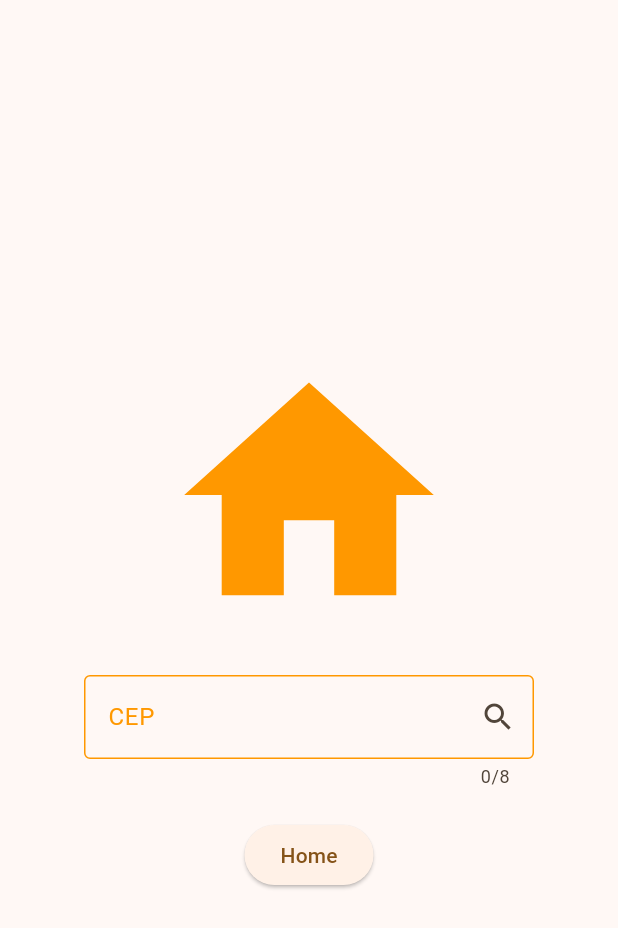
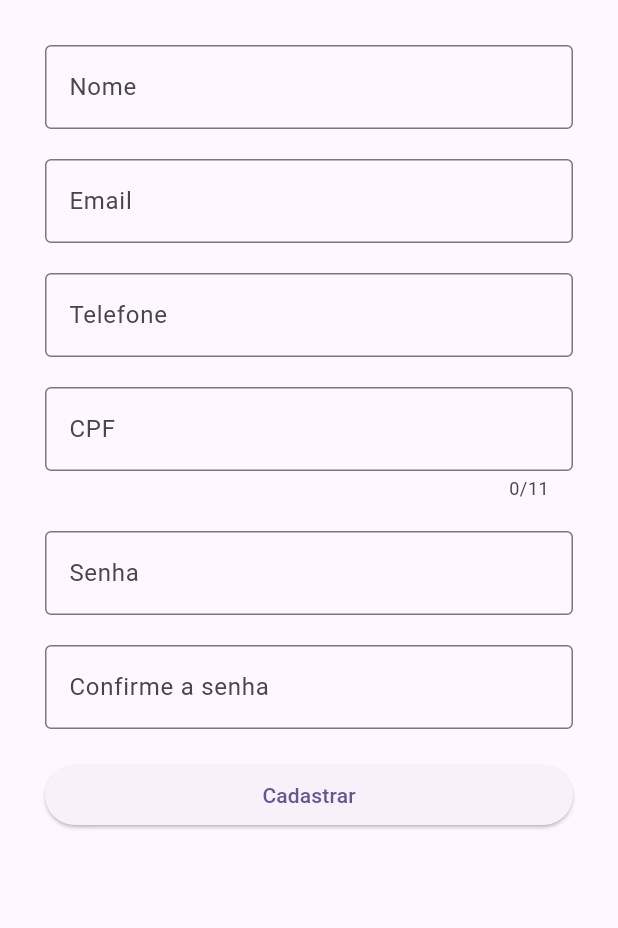
Before and after one commit to douglasrbalbino/flutter_viacep, a Flutter app: the screen it shows after launch, on a phone screen of 412 x 824 dp. Shown: the top 928 px of the screen. Run offline on Flutter 3.47's test engine with Material 3 defaults, Android fonts, the phone set to English and light mode, and no system bars; our stand-ins replace cloud_firestore, shared_preferences; accounts and stored records are empty.

Commit message:
adicao do form deusuario

```diff
--- /dev/null
+++ b/lib/Pages/form_cadastro_usuario_page.dart
@@ -0,0 +1,146 @@
+import 'package:flutter/material.dart';
+
+class FormCadastroUsuarioPage extends StatefulWidget {
+  const FormCadastroUsuarioPage({super.key});
+
+  @override
+  State<FormCadastroUsuarioPage> createState() =>
+      _FormCadastroUsuarioPageState();
+}
+
+class _FormCadastroUsuarioPageState extends State<FormCadastroUsuarioPage> {
+  TextEditingController nomeController = TextEditingController();
+  TextEditingController emailController = TextEditingController();
+  TextEditingController telefoneController = TextEditingController();
+  TextEditingController cpfController = TextEditingController();
+  TextEditingController senhaController = TextEditingController();
+  TextEditingController confirmacaoController = TextEditingController();
+
+  GlobalKey<FormState> formKey = GlobalKey<FormState>();
+
+  @override
+  Widget build(BuildContext context) {
+    return SafeArea(
+      child: Scaffold(
+        body: Padding(
+          padding: const EdgeInsets.symmetric(horizontal: 30, vertical: 30),
+          child: Column(
+            children: [
+              Form(
+                key: formKey,
+                child: Column(
+                  crossAxisAlignment: CrossAxisAlignment.stretch,
+                  spacing: 20,
+                  children: [
+                    TextFormField(
+                      validator: (value) {
+                        if (value!.isEmpty) {
+                          return "Insira seu nome";
+                        }
+                        return null;
+                      },
+                      controller: nomeController,
+                      decoration: InputDecoration(
+                        labelText: "Nome",
+                        border: OutlineInputBorder(),
+                      ),
+                    ),
+
+                    TextFormField(
+                      validator: (value) {
+                        if (value!.isEmpty) {
+                          return "O campo email é obrigatório";
+                        }
+
+                        if (!value.contains("@")) {
+                          return "Email invalido";
+                        }
+                        return null;
+                      },
+                      controller: emailController,
+                      decoration: InputDecoration(
+                        labelText: "Email",
+                        border: OutlineInputBorder(),
+                      ),
+                    ),
+
+                    TextFormField(
+                      validator: (value) {
+                        if (value!.isEmpty) {
+                          return "O campo telefone é obrigatório";
+                        }
+                        return null;
+                      },
+                      controller: telefoneController,
+                      decoration: InputDecoration(
+                        labelText: "Telefone",
+                        border: OutlineInputBorder(),
+                      ),
+                    ),
+
+                    TextFormField(
+                      maxLength: 11,
+                      validator: (value) {
+                        if (value!.isEmpty) {
+                          return "O campo cpf é obrigatório";
+                        }
+                        return null;
+                      },
+                      controller: cpfController,
+                      decoration: InputDecoration(
+                        labelText: "CPF",
+                        border: OutlineInputBorder(),
+                      ),
+                    ),
+
+                    TextFormField(
+                      validator: (value) {
+                        if (value!.isEmpty) {
+                          return "O campo senha é obrigatório";
+                        }
+                        return null;
+                      },
+                      controller: senhaController,
+                      decoration: InputDecoration(
+                        labelText: "Senha",
+                        border: OutlineInputBorder(),
+                      ),
+                    ),
+
+                    TextFormField(
+                      validator: (value) {
+                        if (value!.isEmpty) {
+                          return "Insira seu nome";
+                        }
+
+                        if (value != senhaController.text) {
+                          return "A confirmação da senha está incorreta";
+                        }
+                        return null;
+                      },
+                      controller: confirmacaoController,
+                      decoration: InputDecoration(
+                        labelText: "Confirme a senha",
+                        border: OutlineInputBorder(),
+                      ),
+                    ),
+
+                    ElevatedButton(
+                      onPressed: () {
+                        if (!formKey.currentState!.validate()) {
+                          return;
+                        }
+                        print("Formulário validado");
+                      },
+                      child: Text("Cadastrar"),
+                    ),
+                  ],
+                ),
+              ),
+            ],
+          ),
+        ),
+      ),
+    );
+  }
+}
--- a/lib/app.dart
+++ b/lib/app.dart
@@ -1,4 +1,5 @@
 import 'package:flutter/material.dart';
+import 'package:flutter_application_3/Pages/form_cadastro_usuario_page.dart';
 import 'package:flutter_application_3/Pages/home_page.dart';
 
 class ViaCepApi extends StatelessWidget {
@@ -10,9 +11,9 @@ class ViaCepApi extends StatelessWidget {
       debugShowCheckedModeBanner: false,
       title: 'Flutter Demo',
       theme: ThemeData(
-        colorScheme: ColorScheme.fromSeed(seedColor: Colors.orange),
+        colorScheme: ColorScheme.fromSeed(seedColor: Colors.deepPurple),
       ),
-      home: const MyHomePage(),
+      home: const FormCadastroUsuarioPage(),
     );
   }
 }
```
